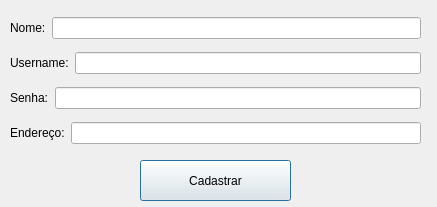
ViniiGabriel/hotelQT, file clientes/cadastrocliente.ui: the form before one commit.
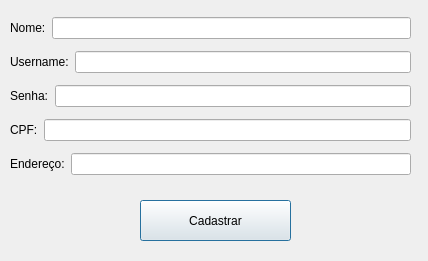
The form after the commit.

```diff
--- a/clientes/cadastrocliente.ui
+++ b/clientes/cadastrocliente.ui
@@ -6,8 +6,8 @@
    <rect>
     <x>0</x>
     <y>0</y>
-    <width>437</width>
-    <height>207</height>
+    <width>428</width>
+    <height>261</height>
    </rect>
   </property>
   <property name="windowTitle">
@@ -17,7 +17,7 @@
    <property name="geometry">
     <rect>
      <x>140</x>
-     <y>160</y>
+     <y>200</y>
      <width>151</width>
      <height>41</height>
     </rect>
@@ -30,9 +30,9 @@
    <property name="geometry">
     <rect>
      <x>10</x>
-     <y>10</y>
-     <width>411</width>
-     <height>141</height>
+     <y>11</y>
+     <width>401</width>
+     <height>170</height>
     </rect>
    </property>
    <layout class="QVBoxLayout" name="verticalLayout">
@@ -84,6 +84,27 @@
     </item>
     <item>
      <layout class="QHBoxLayout" name="horizontalLayout">
+      <item>
+       <widget class="QLabel" name="label_5">
+        <property name="text">
+         <string>CPF:</string>
+        </property>
+       </widget>
+      </item>
+      <item>
+       <widget class="QLineEdit" name="txt_cpf">
+        <property name="text">
+         <string/>
+        </property>
+        <property name="echoMode">
+         <enum>QLineEdit::Normal</enum>
+        </property>
+       </widget>
+      </item>
+     </layout>
+    </item>
+    <item>
+     <layout class="QHBoxLayout" name="horizontalLayout_5">
       <item>
        <widget class="QLabel" name="label_4">
         <property name="text">
```
